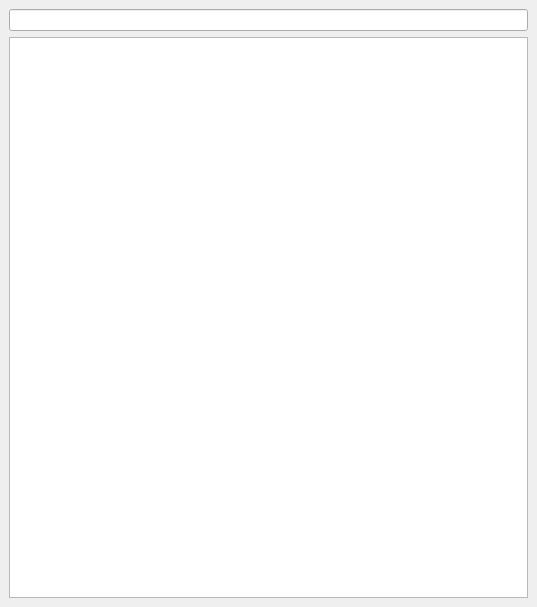
Before: the Qt Designer form devel/scipt_scanner_gui/Views/ParametersEditor.ui in HaeffnerLab/HaeffnerLabLattice, drawn with Qt 5.
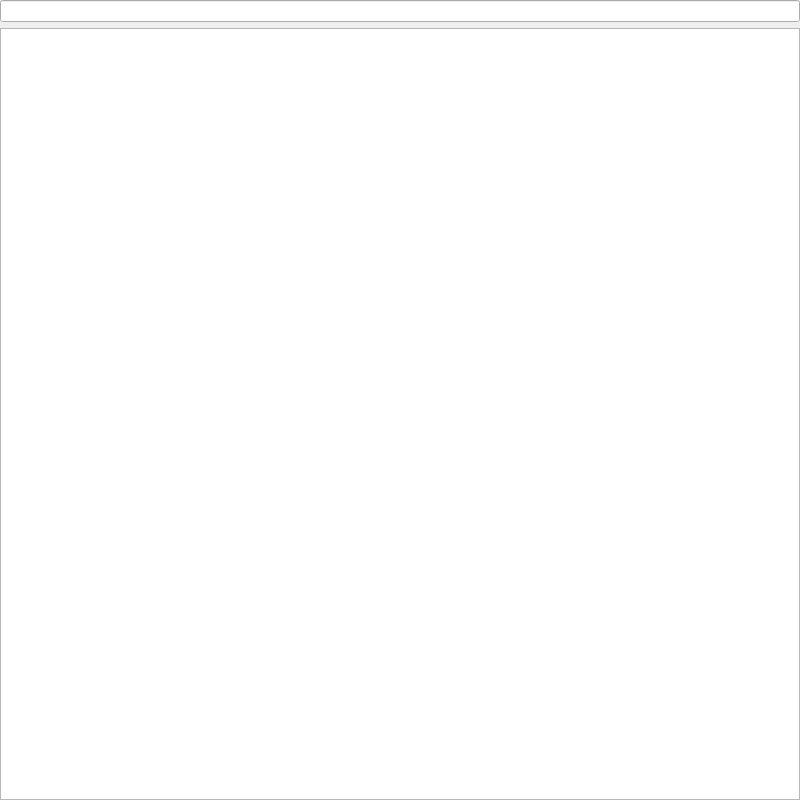
After: the same form once the commit is applied.

```diff
--- a/devel/scipt_scanner_gui/Views/ParametersEditor.ui
+++ b/devel/scipt_scanner_gui/Views/ParametersEditor.ui
@@ -1,25 +1,51 @@
 <?xml version="1.0" encoding="UTF-8"?>
 <ui version="4.0">
- <class>uiMainWindow</class>
- <widget class="QMainWindow" name="uiMainWindow">
+ <class>Form</class>
+ <widget class="QWidget" name="Form">
   <property name="geometry">
    <rect>
     <x>0</x>
     <y>0</y>
-    <width>537</width>
-    <height>607</height>
+    <width>800</width>
+    <height>800</height>
    </rect>
   </property>
+  <property name="sizePolicy">
+   <sizepolicy hsizetype="Preferred" vsizetype="Expanding">
+    <horstretch>0</horstretch>
+    <verstretch>0</verstretch>
+   </sizepolicy>
+  </property>
+  <property name="minimumSize">
+   <size>
+    <width>0</width>
+    <height>800</height>
+   </size>
+  </property>
   <property name="windowTitle">
    <string>MainWindow</string>
   </property>
-  <widget class="QWidget" name="uiCentralWidget">
-   <layout class="QVBoxLayout" name="layoutMain">
+  <layout class="QVBoxLayout" name="verticalLayout">
+   <property name="margin">
+    <number>0</number>
+   </property>
     <item>
      <widget class="QLineEdit" name="uiFilter"/>
     </item>
     <item>
      <widget class="QTreeView" name="uiTree">
+     <property name="sizePolicy">
+      <sizepolicy hsizetype="Minimum" vsizetype="Preferred">
+       <horstretch>0</horstretch>
+       <verstretch>0</verstretch>
+      </sizepolicy>
+     </property>
+     <property name="minimumSize">
+      <size>
+       <width>800</width>
+       <height>500</height>
+      </size>
+     </property>
       <property name="font">
        <font>
         <pointsize>12</pointsize>
@@ -43,7 +69,6 @@
      </widget>
     </item>
    </layout>
-  </widget>
  </widget>
  <resources/>
  <connections/>
```
Left out of the diff: 2 changed lines with no effect on the pictures. Lines whose indentation alone changed are shown as unchanged.
